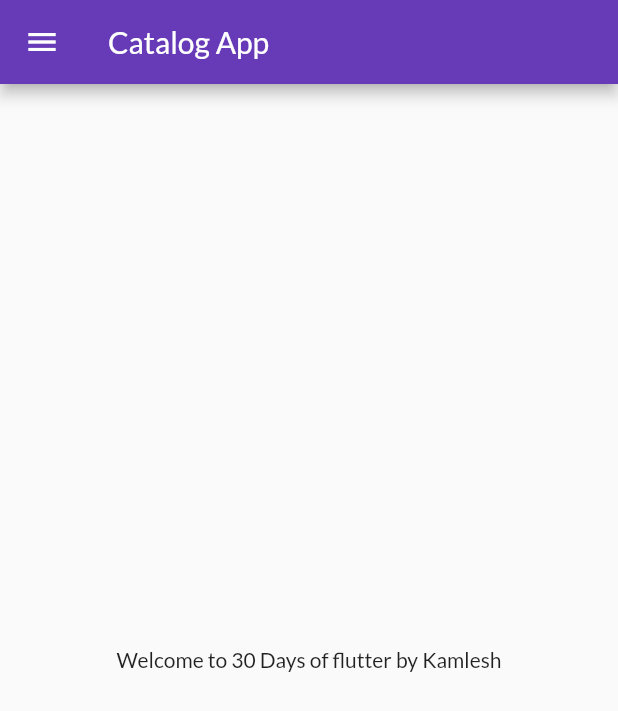
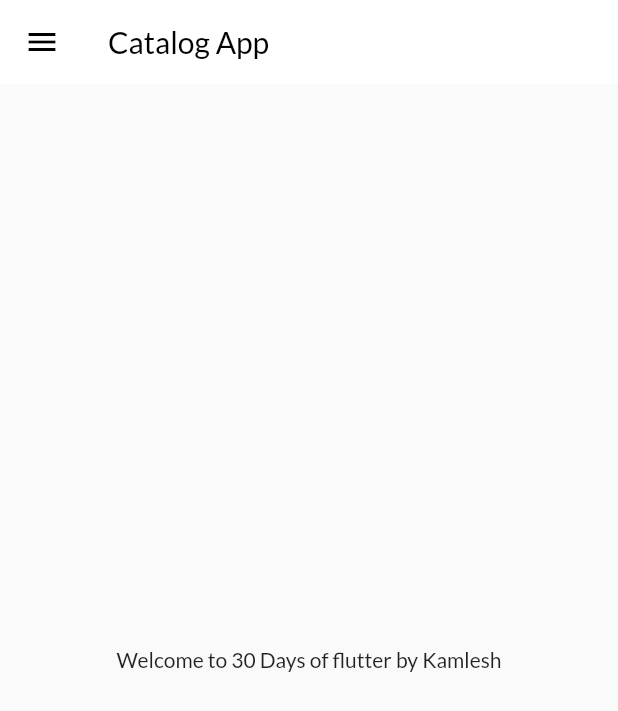
Before and after one commit to kamlesh19971/Flutter_Practice, a Flutter app: the screen it shows after launch, on a phone screen of 412 x 824 dp. Shown: the top 711 px of the screen. Run offline on Flutter 3.47's test engine with Material 2 defaults, Android fonts, the phone set to English and light mode, and no system bars; our stand-ins replace google_fonts.

Commit message:
theme extracted

```diff
--- a/lib/main.dart
+++ b/lib/main.dart
@@ -1,6 +1,6 @@
 import 'package:flutter/material.dart';
 import 'package:flutter_catalog/utils/routes.dart';
-import 'package:google_fonts/google_fonts.dart';
+import 'package:flutter_catalog/widgets/themes.dart';
 
 import 'pages/login_page.dart';
 import 'pages/home_page.dart';
@@ -15,12 +15,8 @@ class MyApp extends StatelessWidget {
       // home: HomePage(),
       debugShowCheckedModeBanner: false,
       themeMode: ThemeMode.light,
-      theme: ThemeData(
-        primarySwatch: Colors.deepPurple,
-        fontFamily: GoogleFonts.lato().fontFamily,
-        // primaryTextTheme: GoogleFonts.latoTextTheme()
-      ),
-      darkTheme: ThemeData(brightness: Brightness.dark),
+      theme: MyTheme.lightTheme(context),
+      darkTheme: MyTheme.darkTheme(context),
       initialRoute: MyRoutes.homeRoute,
       routes: {
         "/": (context) => LoginPage(),
--- /dev/null
+++ b/lib/widgets/themes.dart
@@ -0,0 +1,22 @@
+
+import 'package:flutter/material.dart';
+import 'package:google_fonts/google_fonts.dart';
+
+class MyTheme {
+  static ThemeData lightTheme(BuildContext context) => ThemeData(
+        primarySwatch: Colors.deepPurple,
+        fontFamily: GoogleFonts.lato().fontFamily,
+        appBarTheme: const AppBarTheme(
+          color: Colors.white,
+          elevation: 0.0,
+          iconTheme: IconThemeData(color: Colors.black),
+          foregroundColor: Colors.black
+          // textTheme: Theme.of(context).textTheme
+        )
+        // primaryTextTheme: GoogleFonts.latoTextTheme()
+      );
+
+  static ThemeData darkTheme(BuildContext context) => ThemeData(
+    brightness: Brightness.dark
+  );
+}
```
